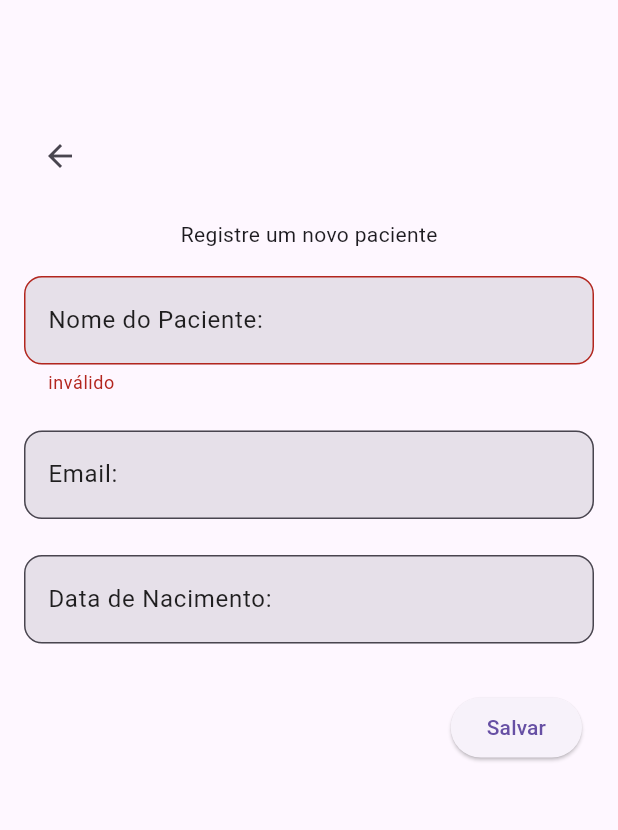
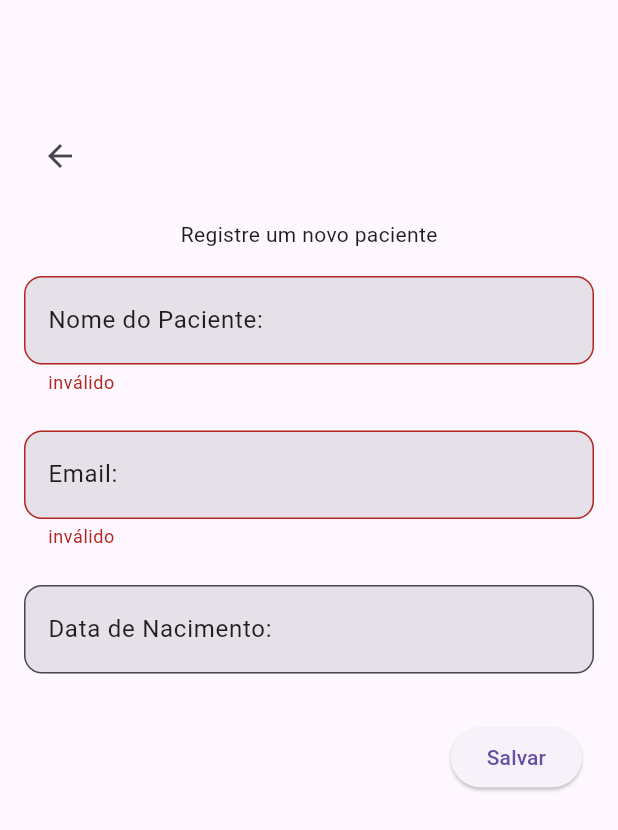
Before and after one commit to gihr0cha/app_fisio_tcc-master, a Flutter app: the RegisterPacients screen opened by its route, after a tap on "Salvar", on a phone screen of 412 x 824 dp. Shown: the top 830 px of the screen. Run offline on Flutter 3.47's test engine with Material 3 defaults, Android fonts, the phone set to English and light mode, and no system bars; our stand-ins replace firebase_auth, firebase_core, firebase_database, go_router; accounts and stored records are empty.

Commit message:
Add Firebase Realtime Database integration to home_page.dart and registerPacients_page.dart

```diff
--- a/lib/pages/registerPacients_page.dart
+++ b/lib/pages/registerPacients_page.dart
@@ -19,25 +19,31 @@ class _RegisterPacientsState extends State<RegisterPacients> {
       app: Firebase.app(),
       databaseURL: 'https://fisioconecta-b9fcf-default-rtdb.firebaseio.com/');
   FirebaseDatabase database = FirebaseDatabase.instance;
-  String? _nomepaciente;
+  String? nomepaciente;
+  String? email;
+  String paciente = 'paciente';
+
+  String fisio = 'fisioterapeutas/${FirebaseAuth.instance.currentUser!.displayName}';
 
   bool validateAndSave() {
     final form = _formKey.currentState;
     if (form!.validate()) {
       form.save();
-      print(_nomepaciente);
+      print(nomepaciente);
+      paciente = nomepaciente!;
       return true;
     } else {
       return false;
     }
   }
 
-   void validateAndSubmit() {
+  void validateAndSubmit() {
     if (validateAndSave()) {
-      database.ref().child('pacientes').push().set({
-        'fisio': user?.displayName,
-        'nome': _nomepaciente,
-
+      database.ref().child(fisio).push().set({
+        paciente: {
+          'nome': nomepaciente,
+          'email': email,
+        }
       });
       print(database);
     }
@@ -74,10 +80,12 @@ class _RegisterPacientsState extends State<RegisterPacients> {
                       border: OutlineInputBorder(
                           borderRadius: BorderRadius.circular(12))),
                   validator: (value) => value!.isEmpty ? 'inválido' : null,
-                  onSaved: (newValue) => _nomepaciente = newValue,
+                  onSaved: (newValue) => nomepaciente = newValue,
                 ),
                 const SizedBox(height: 24),
                 TextFormField(
+                  validator: (value) => value!.isEmpty ? 'inválido' : null,
+                  onSaved: (newValue) => email = newValue,
                   style: AppTheme.themeData.inputDecorationTheme.labelStyle,
                   decoration: InputDecoration(
                       label: const Text(
```
Also changed, not shown: lib/pages/home_page.dart (+7 -0 lines).
